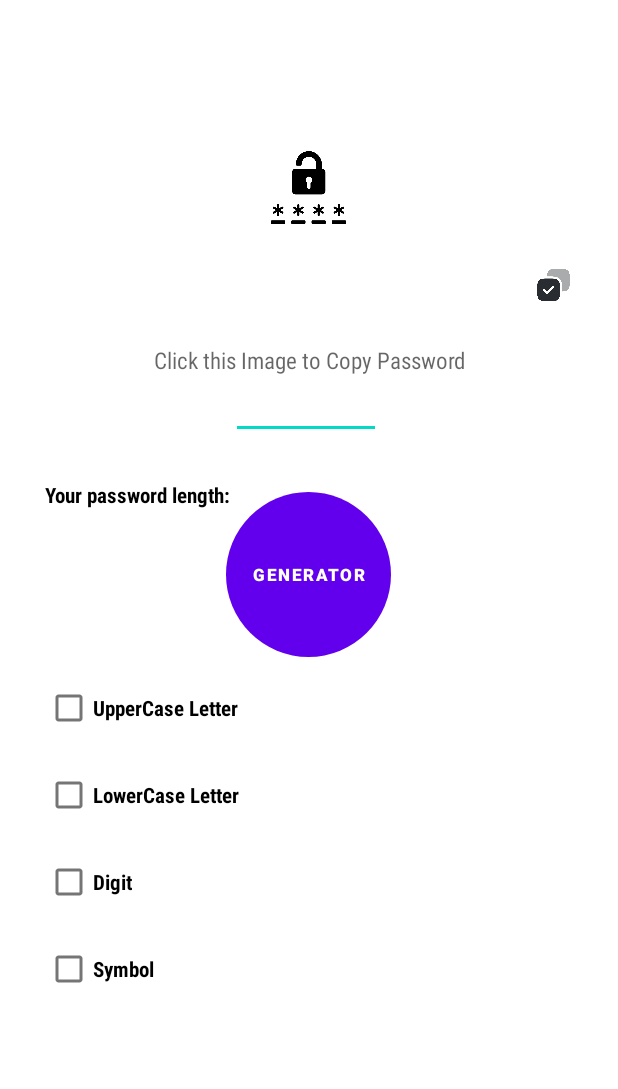
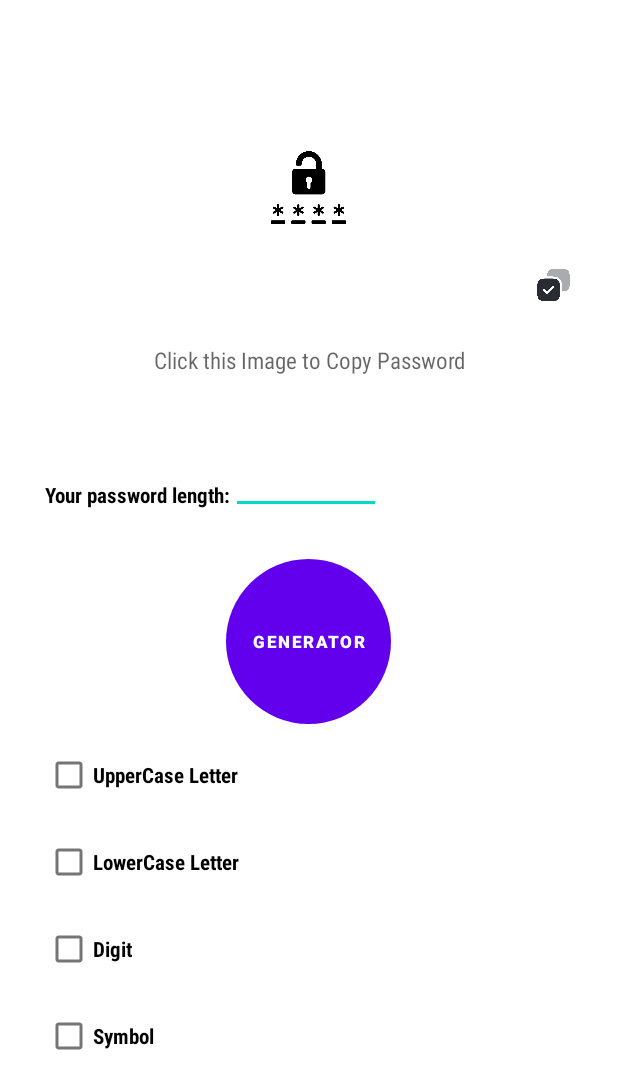
Before and after one commit to Mohammad-Dulal-Miah/password-generator, an Android app: the PasswordGeneratorActivity screen opened directly, with no data from a screen before it, on a phone screen of 412 x 824 dp. Shown: the top 1089 px of the screen. Run offline under Robolectric (Android 15) with nearby library versions, the phone set to English and light mode, and no system bars; libraries missing offline, so code that uses them is left out: com.applovin.mediation, com.applovin.sdk; plain views replace MaxAdView; 4 statements that could not run were skipped.

Commit message:
successfully alhumdulliah done.

```diff
--- a/app/src/main/res/layout/activity_password_generator.xml
+++ b/app/src/main/res/layout/activity_password_generator.xml
@@ -72,7 +72,7 @@
             <EditText
                 android:id="@+id/inputSize"
                 android:layout_toEndOf="@+id/digitText"
-                android:layout_marginTop="217dp"
+                android:layout_marginTop="267dp"
                 android:layout_width="100dp"
                 android:layout_height="wrap_content"
                 android:inputType="number"
@@ -85,7 +85,7 @@
                 android:layout_below="@+id/inputSize"
                 android:layout_centerHorizontal="true"
                 android:layout_centerInParent="true"
-                android:layout_marginTop="35dp"
+                android:layout_marginTop="30dp"
                 android:background="@drawable/button_design"
                 android:text="@string/generate"
                 android:textColor="@color/white"
```
